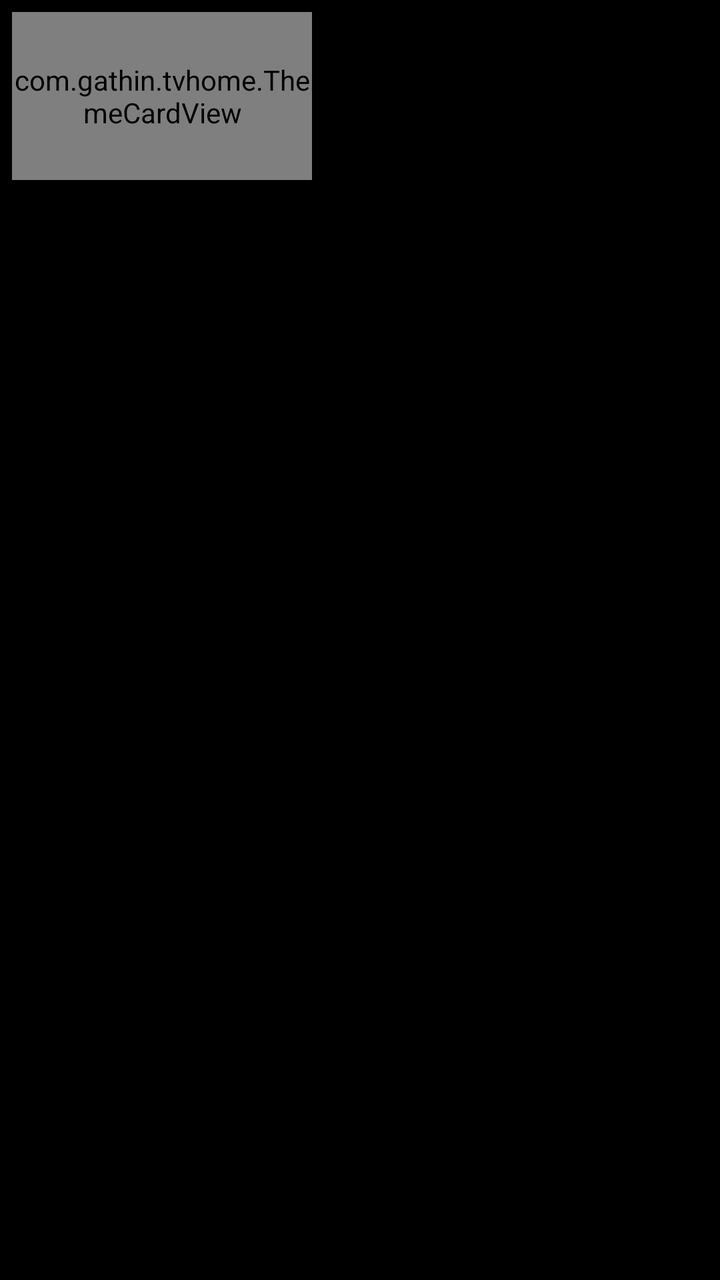
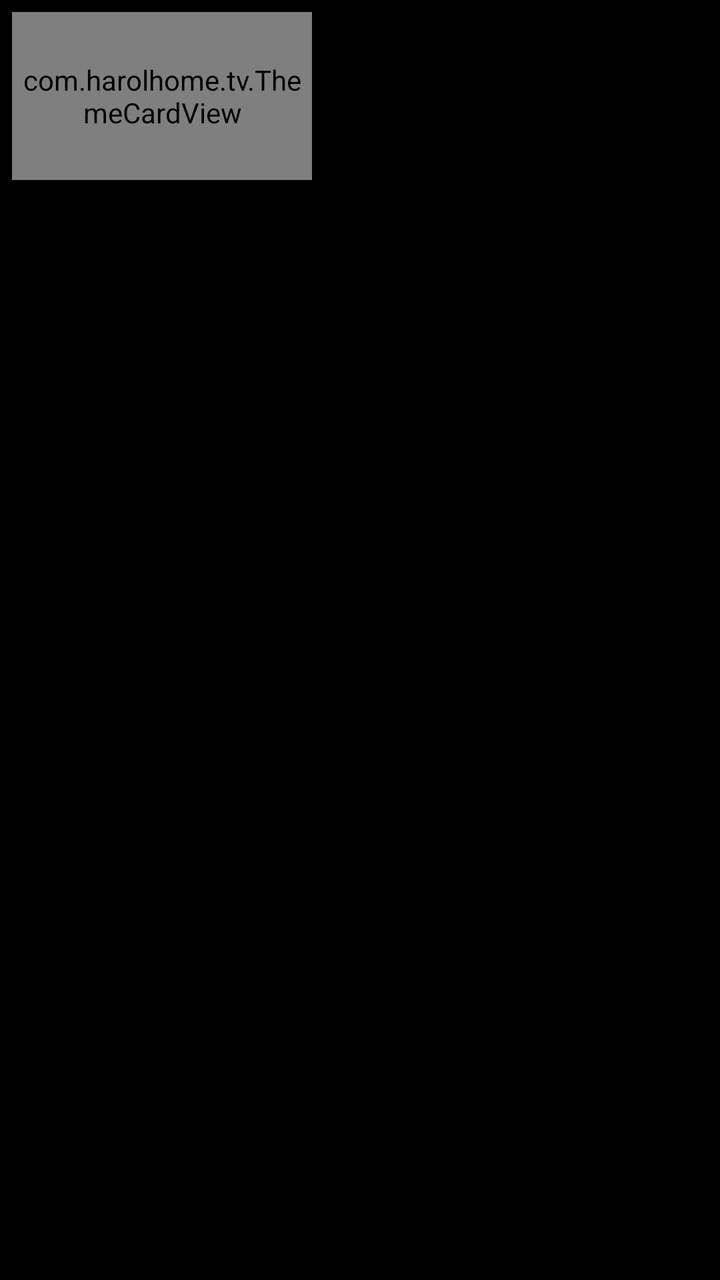

Compare the two renders of this Android layout. The source of the first and the diff that turns it into the second are given below.
<!-- AndroidManifest.xml: application theme Theme.TvHome -->
<!-- res/layout/item_theme.xml -->
<?xml version="1.0" encoding="utf-8"?>
<FrameLayout xmlns:android="http://schemas.android.com/apk/res/android"
    android:layout_width="wrap_content"
    android:layout_height="wrap_content"
    android:paddingStart="6dp"
    android:paddingEnd="6dp"
    android:paddingTop="6dp"
    android:paddingBottom="6dp"
    android:clipChildren="false"
    android:clipToPadding="false">

    <FrameLayout
        android:id="@+id/themeCard"
        android:layout_width="150dp"
        android:layout_height="84dp"
        android:background="@drawable/tile_bg"
        android:focusable="true"
        android:clickable="true">

        <com.gathin.tvhome.ThemeCardView
            android:id="@+id/themeMock"
            android:layout_width="match_parent"
            android:layout_height="match_parent" />

        <TextView
            android:id="@+id/themeName"
            android:layout_width="match_parent"
            android:layout_height="wrap_content"
            android:layout_gravity="bottom|start"
            android:layout_marginStart="8dp"
            android:layout_marginBottom="4dp"
            android:layout_marginEnd="8dp"
            android:singleLine="true"
            android:ellipsize="end"
            android:textColor="#FFFFFFFF"
            android:textSize="12.5sp"
            android:fontFamily="@font/outfit"
            android:fontVariationSettings="'wght' 500"
            android:letterSpacing="0.02"
            android:includeFontPadding="false"
            android:shadowColor="#99000000"
            android:shadowDx="0"
            android:shadowDy="1"
            android:shadowRadius="4" />

        <ImageView
            android:id="@+id/themeBadge"
            android:layout_width="22dp"
            android:layout_height="22dp"
            android:layout_gravity="top|end"
            android:layout_margin="6dp"
            android:padding="4dp"
            android:background="@drawable/pill_bg"
            android:src="@drawable/ic_star"
            android:tint="#FF111111"
            android:visibility="gone"
            android:contentDescription="@null" />
    </FrameLayout>
</FrameLayout>
<!-- resources referenced by this layout -->
<resources>
  <!-- drawable ic_star (drawable) -->
  <?xml version="1.0" encoding="utf-8"?>
  <vector xmlns:android="http://schemas.android.com/apk/res/android"
      android:width="22dp" android:height="22dp"
      android:viewportWidth="24" android:viewportHeight="24">
      <path android:fillColor="#FFFFFFFF"
          android:pathData="M12,17.27L18.18,21l-1.64,-7.03L22,9.24l-7.19,-0.61L12,2L9.19,8.63L2,9.24l5.46,4.73L5.82,21z" />
  </vector>
  <!-- drawable pill_bg (drawable) -->
  <?xml version="1.0" encoding="utf-8"?>
  <selector xmlns:android="http://schemas.android.com/apk/res/android">
      <item android:state_focused="true">
          <shape android:shape="rectangle">
              <solid android:color="@color/pill_focused" />
              <corners android:radius="@dimen/pill_radius" />
          </shape>
      </item>
      <item>
          <shape android:shape="rectangle">
              <gradient android:angle="270" android:startColor="@color/pill_fill_top" android:endColor="@color/pill_fill_bottom" />
              <stroke android:width="1dp" android:color="@color/pill_stroke" />
              <corners android:radius="@dimen/pill_radius" />
          </shape>
      </item>
  </selector>
  <!-- drawable tile_bg (drawable) -->
  <?xml version="1.0" encoding="utf-8"?>
  <selector xmlns:android="http://schemas.android.com/apk/res/android">
      <item android:state_pressed="true">
          <shape android:shape="rectangle">
              <solid android:color="@color/surface_card_pressed" />
              <corners android:radius="@dimen/tile_radius" />
          </shape>
      </item>
      <item>
          <shape android:shape="rectangle">
              <solid android:color="@color/surface_card" />
              <corners android:radius="@dimen/tile_radius" />
          </shape>
      </item>
  </selector>
  <style name="Theme.TvHome" parent="android:Theme.Material.NoActionBar.Fullscreen">
          <item name="android:windowBackground">@android:color/black</item>
          <item name="android:colorBackground">@android:color/black</item>
          <item name="android:windowAnimationStyle">@null</item>
      </style>
  <color name="pill_focused">#F5FFFFFF</color>
  <dimen name="pill_radius">18dp</dimen>
  <color name="pill_fill_top">#2EFFFFFF</color>
  <color name="pill_fill_bottom">#14FFFFFF</color>
  <color name="pill_stroke">#38FFFFFF</color>
  <color name="surface_card_pressed">#E62E3B4C</color>
  <dimen name="tile_radius">14dp</dimen>
  <color name="surface_card">#D91A2531</color>
</resources>

<!-- the commit's change to res/layout/item_theme.xml (unified diff, before → after) -->
@@ -17,7 +17,7 @@
         android:focusable="true"
         android:clickable="true">
 
-        <com.gathin.tvhome.ThemeCardView
+        <com.harolhome.tv.ThemeCardView
             android:id="@+id/themeMock"
             android:layout_width="match_parent"
             android:layout_height="match_parent" />
